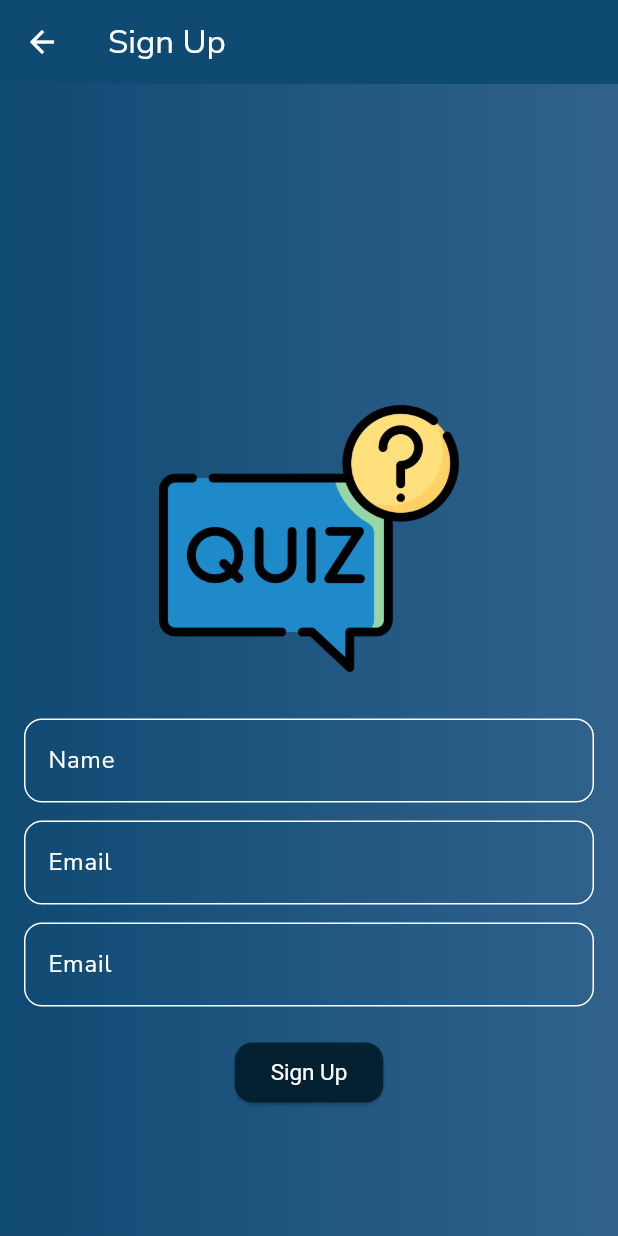
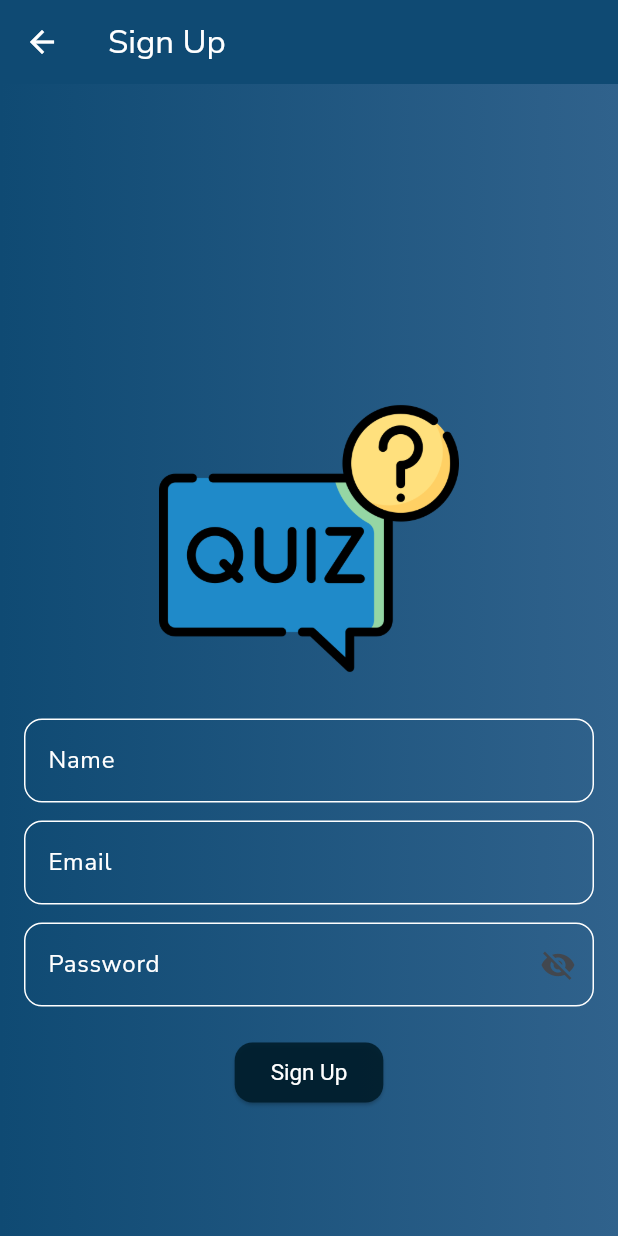
Before and after one commit to ebroahmed/quiz_app, a Flutter app: the screen it shows after launch, after a tap on "Login", after a tap on "Don't have an account? Sign Up", on a phone screen of 412 x 824 dp. Run offline on Flutter 3.47's test engine with Material 3 defaults, Android fonts, the phone set to English and light mode, and no system bars; our stand-ins replace cloud_firestore, curved_navigation_bar, firebase_auth, firebase_core, flutter_riverpod, google_fonts; accounts and stored records are empty; generated files the repository leaves out were written again.

Commit message:
password visible or hide functionality added

```diff
--- a/lib/screens/home_screen.dart
+++ b/lib/screens/home_screen.dart
@@ -13,8 +13,6 @@ class HomeScreen extends ConsumerStatefulWidget {
 }
 
 class _HomeScreenState extends ConsumerState<HomeScreen> {
-  int _index = 0;
-
   @override
   Widget build(BuildContext context) {
     final categoriesAsync = ref.watch(categoriesProvider);
--- a/lib/screens/login_screen.dart
+++ b/lib/screens/login_screen.dart
@@ -17,6 +17,7 @@ class _LoginScreenState extends ConsumerState<LoginScreen> {
   final TextEditingController _emailController = TextEditingController();
   final TextEditingController _passwordController = TextEditingController();
   bool _isLoading = false;
+  bool _isPasswordVisible = false;
 
   @override
   Widget build(BuildContext context) {
@@ -141,7 +142,20 @@ class _LoginScreenState extends ConsumerState<LoginScreen> {
                               labelStyle: TextStyle(
                                 color: Theme.of(context).colorScheme.onPrimary,
                               ),
+                              suffixIcon: IconButton(
+                                icon: Icon(
+                                  _isPasswordVisible
+                                      ? Icons.visibility
+                                      : Icons.visibility_off,
+                                ),
+                                onPressed: () {
+                                  setState(() {
+                                    _isPasswordVisible = !_isPasswordVisible;
+                                  });
+                                },
+                              ),
                             ),
+
                             obscureText: true,
                             validator: (value) =>
                                 value == null || value.length < 6
--- a/lib/screens/profile_screen.dart
+++ b/lib/screens/profile_screen.dart
@@ -11,8 +11,6 @@ class ProfileScreen extends ConsumerStatefulWidget {
 }
 
 class _ProfileScreenState extends ConsumerState<ProfileScreen> {
-  int _index = 1;
-
   @override
   Widget build(BuildContext context) {
     final authState = ref.watch(authStateProvider);
--- a/lib/screens/signup_screen.dart
+++ b/lib/screens/signup_screen.dart
@@ -16,6 +16,7 @@ class _SignUpScreenState extends ConsumerState<SignUpScreen> {
   final TextEditingController _emailController = TextEditingController();
   final TextEditingController _passwordController = TextEditingController();
   bool _isLoading = false;
+  bool _isPasswordVisible = false;
 
   @override
   Widget build(BuildContext context) {
@@ -180,9 +181,21 @@ class _SignUpScreenState extends ConsumerState<SignUpScreen> {
                                 ),
                               ),
 
-                              labelText: "Email",
+                              labelText: "Password",
                               labelStyle: TextStyle(
                                 color: Theme.of(context).colorScheme.onPrimary,
+                              ),
+                              suffixIcon: IconButton(
+                                icon: Icon(
+                                  _isPasswordVisible
+                                      ? Icons.visibility
+                                      : Icons.visibility_off,
+                                ),
+                                onPressed: () {
+                                  setState(() {
+                                    _isPasswordVisible = !_isPasswordVisible;
+                                  });
+                                },
                               ),
                             ),
                             obscureText: true,
--- a/lib/screens/splash_screen.dart
+++ b/lib/screens/splash_screen.dart
@@ -2,7 +2,6 @@ import 'package:flutter/material.dart';
 import 'package:flutter_riverpod/flutter_riverpod.dart';
 import 'package:quiz_app/widgets/main_screen.dart';
 import '../providers/auth_provider.dart';
-import 'home_screen.dart';
 import 'login_screen.dart';
 
 class SplashScreen extends ConsumerWidget {
--- a/pubspec.yaml
+++ b/pubspec.yaml
@@ -37,7 +37,6 @@ dependencies:
   firebase_core: ^4.0.0
   firebase_auth: ^6.0.1
   cloud_firestore: ^6.0.0
-  google_sign_in: ^7.1.1
   flutter_riverpod: ^2.6.1
   google_fonts: ^6.3.0
   curved_navigation_bar: ^1.0.6
@@ -68,6 +67,10 @@ flutter:
   assets:
     - assets/images/logo.png
 
+# flutter_launcher_icons:
+#   android: true
+#   ios: true
+#   image_path: assets/images/logo.png
   # An image asset can refer to one or more resolution-specific "variants", see
   # https://flutter.dev/to/resolution-aware-images
 
```
Also changed, not shown: pubspec.lock, 1 other file.
